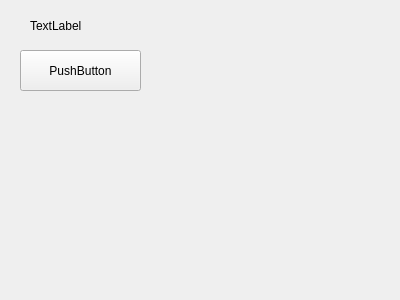
First picture: the form in settingsdialog.ui, repository Kortepk/Oscillo-Parser, before the edit.
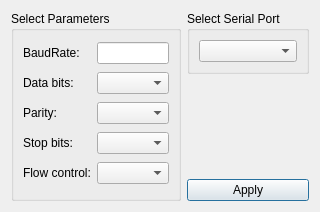
Second picture: the form after the edit.

Commit message: Add settings dialog and fill list ports

Patch:
```diff
--- a/settingsdialog.ui
+++ b/settingsdialog.ui
@@ -1,62 +1,125 @@
 <?xml version="1.0" encoding="UTF-8"?>
 <ui version="4.0">
  <class>SettingsDialog</class>
- <widget class="QWidget" name="SettingsDialog">
+ <widget class="QDialog" name="SettingsDialog">
   <property name="geometry">
    <rect>
     <x>0</x>
     <y>0</y>
-    <width>400</width>
-    <height>300</height>
+    <width>296</width>
+    <height>212</height>
    </rect>
   </property>
-  <property name="sizePolicy">
-   <sizepolicy hsizetype="Fixed" vsizetype="Fixed">
-    <horstretch>0</horstretch>
-    <verstretch>0</verstretch>
-   </sizepolicy>
-  </property>
-  <property name="minimumSize">
-   <size>
-    <width>100</width>
-    <height>100</height>
-   </size>
-  </property>
-  <property name="baseSize">
-   <size>
-    <width>100</width>
-    <height>100</height>
-   </size>
+  <property name="contextMenuPolicy">
+   <enum>Qt::DefaultContextMenu</enum>
   </property>
   <property name="windowTitle">
    <string>Form</string>
   </property>
-  <widget class="QPushButton" name="pushButton">
-   <property name="geometry">
-    <rect>
-     <x>20</x>
-     <y>50</y>
-     <width>121</width>
-     <height>41</height>
-    </rect>
-   </property>
-   <property name="text">
-    <string>PushButton</string>
-   </property>
-  </widget>
-  <widget class="QLabel" name="label">
-   <property name="geometry">
-    <rect>
-     <x>30</x>
-     <y>10</y>
-     <width>111</width>
-     <height>31</height>
-    </rect>
-   </property>
-   <property name="text">
-    <string>TextLabel</string>
-   </property>
-  </widget>
+  <property name="locale">
+   <locale language="English" country="World"/>
+  </property>
+  <layout class="QHBoxLayout" name="horizontalLayout">
+   <item>
+    <widget class="QGroupBox" name="parametersBox">
+     <property name="title">
+      <string>Select Parameters</string>
+     </property>
+     <layout class="QGridLayout" name="gridLayout_2">
+      <item row="4" column="0">
+       <widget class="QLabel" name="flowControlLabel">
+        <property name="text">
+         <string>Flow control:</string>
+        </property>
+       </widget>
+      </item>
+      <item row="1" column="0">
+       <widget class="QLabel" name="dataBitsLabel">
+        <property name="text">
+         <string>Data bits:</string>
+        </property>
+       </widget>
+      </item>
+      <item row="3" column="0">
+       <widget class="QLabel" name="stopBitsLabel">
+        <property name="text">
+         <string>Stop bits:</string>
+        </property>
+       </widget>
+      </item>
+      <item row="2" column="1">
+       <widget class="QComboBox" name="parityBox"/>
+      </item>
+      <item row="3" column="1">
+       <widget class="QComboBox" name="stopBitsBox"/>
+      </item>
+      <item row="1" column="1">
+       <widget class="QComboBox" name="dataBitsBox"/>
+      </item>
+      <item row="2" column="0">
+       <widget class="QLabel" name="parityLabel">
+        <property name="text">
+         <string>Parity:</string>
+        </property>
+       </widget>
+      </item>
+      <item row="4" column="1">
+       <widget class="QComboBox" name="flowControlBox"/>
+      </item>
+      <item row="0" column="0">
+       <widget class="QLabel" name="baudRateLabel">
+        <property name="text">
+         <string>BaudRate:</string>
+        </property>
+       </widget>
+      </item>
+      <item row="0" column="1">
+       <widget class="QLineEdit" name="baudRateBox">
+        <property name="maxLength">
+         <number>9</number>
+        </property>
+       </widget>
+      </item>
+     </layout>
+    </widget>
+   </item>
+   <item>
+    <layout class="QVBoxLayout" name="verticalLayout">
+     <item>
+      <widget class="QGroupBox" name="selectBox">
+       <property name="title">
+        <string>Select Serial Port</string>
+       </property>
+       <layout class="QGridLayout" name="gridLayout">
+        <item row="0" column="0">
+         <widget class="QComboBox" name="serialPortInfoListBox"/>
+        </item>
+       </layout>
+      </widget>
+     </item>
+     <item>
+      <spacer name="verticalSpacer">
+       <property name="orientation">
+        <enum>Qt::Vertical</enum>
+       </property>
+       <property name="sizeHint" stdset="0">
+        <size>
+         <width>20</width>
+         <height>40</height>
+        </size>
+       </property>
+      </spacer>
+     </item>
+     <item>
+      <widget class="QPushButton" name="Apply_pushButton">
+       <property name="text">
+        <string>Apply</string>
+       </property>
+      </widget>
+     </item>
+    </layout>
+   </item>
+  </layout>
  </widget>
  <resources/>
  <connections/>
```
Left out of the diff: 2 changed lines with no effect on the pictures. The commit also changes 6 other files.
